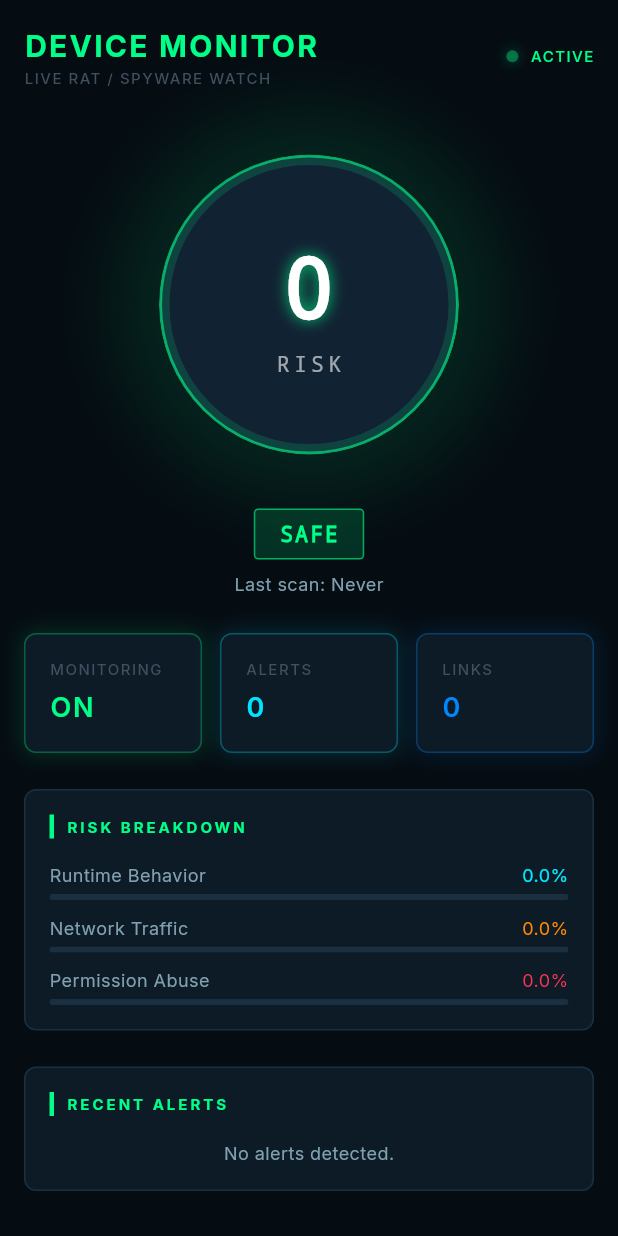
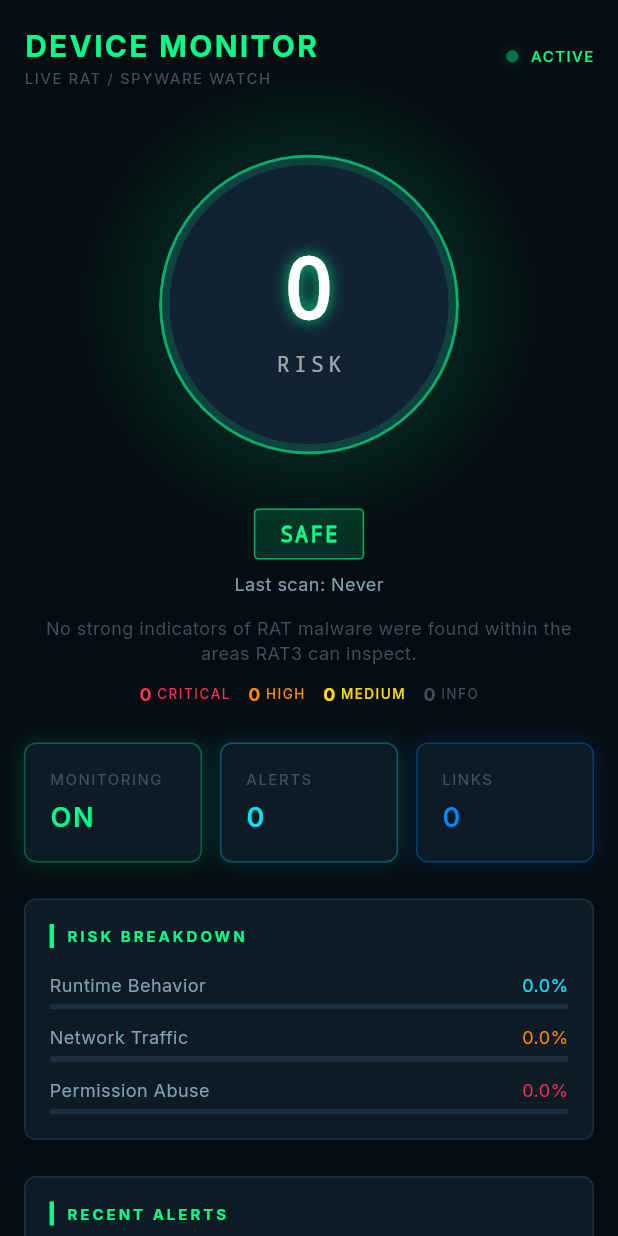
Before and after one commit to Ashok-Dd/RAT3, a Flutter app: the DashboardScreen screen opened directly, on a phone screen of 412 x 824 dp. Run offline on Flutter 3.47's test engine with Material 3 defaults, Android fonts, the phone set to English and light mode, and no system bars; our stand-ins replace flutter_local_notifications, package_info_plus, permission_handler, shared_preferences; accounts and stored records are empty; project files that could hold a hidden picture were left out.

Commit message:
Add an honest scan summary to the Dashboard; document the App Trust Engine
Dashboard now shows a calm, evidence-based summary line under the risk
ball ("No strong indicators of RAT malware were found within the areas
RAT3 can inspect" for SAFE, scaling up through MONITOR/SUSPICIOUS/HIGH
RISK/CRITICAL) plus a findings-by-severity row, instead of just the bare
score. README documents the new Application Assessment engine, the
Private Data Access detection and its real scope (notification listener
access, not actual Gmail content access), and the new test files.

Co-Authored-By: Claude Sonnet 5 <noreply@anthropic.com>

```diff
--- a/lib/presentation/dashboard/dashboard_screen.dart
+++ b/lib/presentation/dashboard/dashboard_screen.dart
@@ -102,10 +102,78 @@ class DashboardScreen extends StatelessWidget {
             'Last scan: ${ctrl.lastScanTime != null ? AppFormatter.formatTimeAgo(ctrl.lastScanTime!) : 'Never'}',
             style: AppTheme.bodyMedium,
           ),
+          const SizedBox(height: 12),
+          _buildScanSummary(ctrl.alerts, score.level),
         ],
       ),
     );
   }
+
+  // Honest, calm scan summary: what RAT3 actually found, in plain findings
+  // counts, plus an explicit statement of scope — never "no RAT found",
+  // only "no strong indicators within what RAT3 can inspect".
+  Widget _buildScanSummary(List<AlertEvent> alerts, RiskLevel level) {
+    final critical = alerts
+        .where((a) => a.severity == AlertSeverity.critical)
+        .length;
+    final high = alerts.where((a) => a.severity == AlertSeverity.high).length;
+    final medium = alerts
+        .where((a) => a.severity == AlertSeverity.medium)
+        .length;
+    final low = alerts.where((a) => a.severity == AlertSeverity.low).length;
+
+    final headline = switch (level) {
+      RiskLevel.safe =>
+        'No strong indicators of RAT malware were found within the areas RAT3 can inspect.',
+      RiskLevel.monitor =>
+        'A few minor signals are being watched — nothing conclusive yet.',
+      RiskLevel.suspicious =>
+        'Some indicators are worth reviewing — see Alerts for details.',
+      RiskLevel.highRisk =>
+        'Multiple correlated indicators were found — review Alerts soon.',
+      RiskLevel.critical =>
+        'Strong, correlated indicators of compromise were found — review Alerts now.',
+    };
+
+    return Column(
+      children: [
+        Text(
+          headline,
+          style: AppTheme.bodyMedium.copyWith(color: AppTheme.textMuted),
+          textAlign: TextAlign.center,
+        ),
+        const SizedBox(height: 10),
+        Wrap(
+          alignment: WrapAlignment.center,
+          spacing: 12,
+          children: [
+            _findingChip('$critical', 'CRITICAL', AppTheme.statusCritical),
+            _findingChip('$high', 'HIGH', AppTheme.statusHighRisk),
+            _findingChip('$medium', 'MEDIUM', AppTheme.statusSuspicious),
+            _findingChip('$low', 'INFO', AppTheme.textMuted),
+          ],
+        ),
+      ],
+    );
+  }
+
+  Widget _findingChip(String count, String label, Color color) => Row(
+    mainAxisSize: MainAxisSize.min,
+    children: [
+      Text(
+        count,
+        style: AppTheme.bodyMedium.copyWith(
+          color: color,
+          fontWeight: FontWeight.w800,
+        ),
+      ),
+      const SizedBox(width: 3),
+      Text(
+        label,
+        style: AppTheme.labelSmall.copyWith(color: color, fontSize: 9),
+      ),
+    ],
+  );
 
   Widget _buildStatusCards(RiskScore score, AppController ctrl) {
     return Row(
```
Also changed, not shown: 1 other file.
